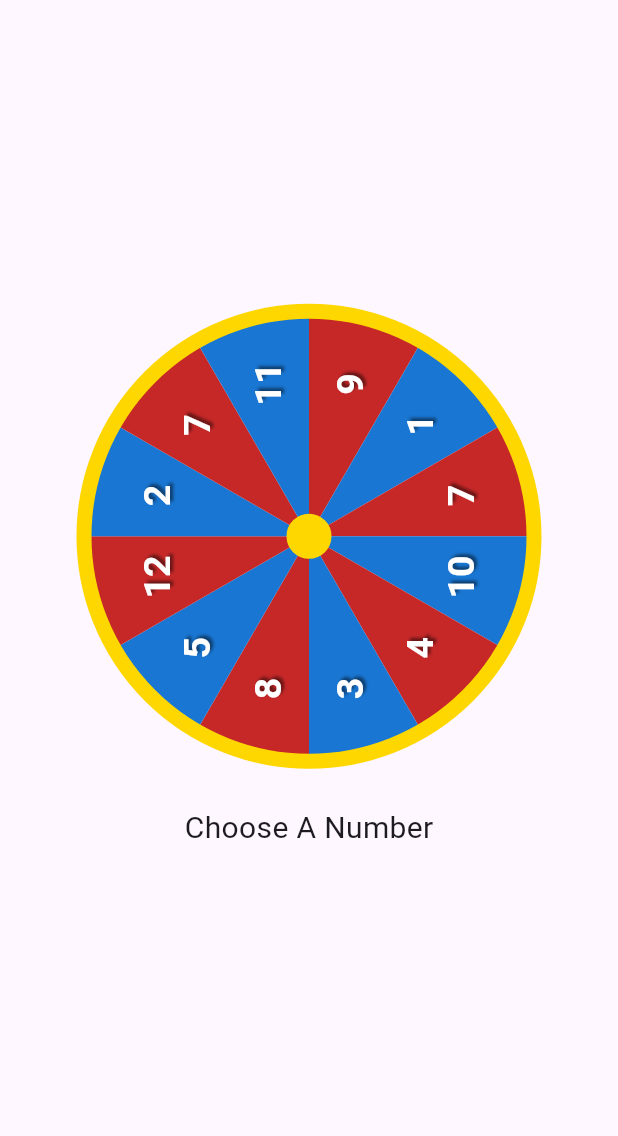
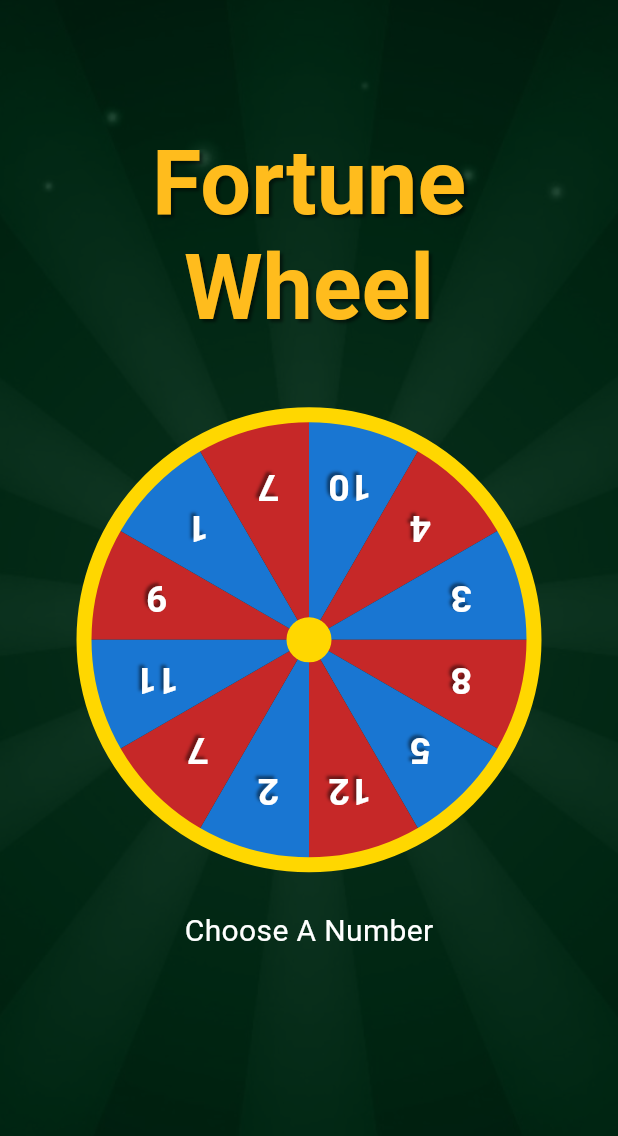
Before and after one commit to sohaibaslam127/spinningwheel, a Flutter app: the screen it shows after launch, on a phone screen of 412 x 824 dp. Shown: the top 1136 px of the screen. Run offline on Flutter 3.47's test engine with Material 3 defaults, Android fonts, the phone set to English and light mode, and no system bars; our stand-ins replace get, get_storage.

Commit message:
update the UI

```diff
--- a/lib/pages/game_screen.dart
+++ b/lib/pages/game_screen.dart
@@ -13,10 +13,40 @@ class GameScreen extends StatelessWidget {
       init: GameController(),
       builder:
           (GameController con) => Scaffold(
-            body: Center(
+            backgroundColor: Colors.green.shade800,
+            body: Stack(
+              children: [
+                Positioned.fill(
+                  child: Image.asset(
+                    'assets/images/background.jpg',
+                    fit: BoxFit.cover,
+                    color: Colors.black.withOpacity(0.5),
+                    colorBlendMode: BlendMode.darken,
+                  ),
+                ),
+                Center(
                   child: Column(
                     mainAxisAlignment: MainAxisAlignment.center,
                     children: [
+                      RichText(
+                        textAlign: TextAlign.center,
+                        text: TextSpan(
+                          text: 'Fortune\nWheel',
+                          style: TextStyle(
+                            color: Color(0xffffbc1d),
+                            fontSize: 60,
+                            fontWeight: FontWeight.bold,
+                            shadows: [
+                              Shadow(
+                                color: Colors.black.withOpacity(0.5),
+                                blurRadius: 2,
+                                offset: Offset(2, 2),
+                              ),
+                            ],
+                          ),
+                        ),
+                      ),
+                      SizedBox(height: 50),
                       Builder(
                         builder: (wheelContext) {
                           return GestureDetector(
@@ -41,7 +71,9 @@ class GameScreen extends StatelessWidget {
                                         angle: con.animation.value * 2 * pi,
                                         child: CustomPaint(
                                           size: const Size(300, 300),
-                                      painter: CustomWheel(con.wheelNumbers),
+                                          painter: CustomWheel(
+                                            con.wheelNumbers,
+                                          ),
                                         ),
                                       );
                                     },
@@ -65,10 +97,18 @@ class GameScreen extends StatelessWidget {
                         },
                       ),
                       SizedBox(height: 30),
-                  if (con.isSpinning)
-                    Text('Choose A Number', style: TextStyle(fontSize: 20))
-                  else
-                    ElevatedButton(
+                      SizedBox(
+                        height: 55,
+                        child:
+                            con.isSpinning
+                                ? Text(
+                                  'Choose A Number',
+                                  style: TextStyle(
+                                    fontSize: 20,
+                                    color: Colors.white,
+                                  ),
+                                )
+                                : ElevatedButton(
                                   onPressed: con.startContinuousSpin,
                                   child: Padding(
                                     padding: const EdgeInsets.symmetric(
@@ -81,18 +121,24 @@ class GameScreen extends StatelessWidget {
                                     ),
                                   ),
                                 ),
+                      ),
                       SizedBox(height: 40),
-                  if (con.selectedNumber != null)
                       Text(
-                      'Selected Number: ${con.selectedNumber}',
+                        con.selectedNumber == null
+                            ? ""
+                            : 'Selected Number: ${con.selectedNumber}',
                         style: TextStyle(
                           fontSize: 18,
                           fontWeight: FontWeight.w700,
+                          color: Colors.white,
                         ),
                       ),
                       SizedBox(height: 10),
                       if (con.recentNumbers.isNotEmpty) ...[
-                    Text('Recent Numbers', style: TextStyle(fontSize: 18)),
+                        Text(
+                          'Recent Numbers',
+                          style: TextStyle(fontSize: 18, color: Colors.white),
+                        ),
                         SizedBox(height: 10),
                         Row(
                           mainAxisAlignment: MainAxisAlignment.center,
@@ -107,7 +153,15 @@ class GameScreen extends StatelessWidget {
                                     height: 40,
                                     alignment: Alignment.center,
                                     decoration: BoxDecoration(
-                                  color: Colors.blue,
+                                      color:
+                                          number == 1 ||
+                                                  number == 11 ||
+                                                  number == 2 ||
+                                                  number == 5 ||
+                                                  number == 3 ||
+                                                  number == 10
+                                              ? Colors.blue.shade700
+                                              : Colors.red.shade700,
                                       shape: BoxShape.circle,
                                     ),
                                     child: Text(
@@ -115,6 +169,16 @@ class GameScreen extends StatelessWidget {
                                       style: TextStyle(
                                         color: Colors.white,
                                         fontSize: 18,
+                                        fontWeight: FontWeight.bold,
+                                        shadows: [
+                                          Shadow(
+                                            color: Colors.white.withOpacity(
+                                              0.3,
+                                            ),
+                                            blurRadius: 2,
+                                            offset: Offset(2, 2),
+                                          ),
+                                        ],
                                       ),
                                     ),
                                   ),
@@ -129,13 +193,18 @@ class GameScreen extends StatelessWidget {
                               horizontal: 10,
                               vertical: 8,
                             ),
-                        child: Text('Clear', style: TextStyle(fontSize: 20)),
+                            child: Text(
+                              'Clear',
+                              style: TextStyle(fontSize: 20),
                             ),
                           ),
-                    SizedBox(height: 15),
+                        ),
+                        SizedBox(height: 20),
                       ],
                     ],
                   ),
+                ),
+              ],
             ),
           ),
     );
--- a/pubspec.yaml
+++ b/pubspec.yaml
@@ -23,3 +23,4 @@ flutter:
   uses-material-design: true
   assets:
     - assets/images/splash.jpeg
+    - assets/images/background.jpg
```
Also changed, not shown: lib/controllers/game_controller.dart (+7 -1 lines), assets/images/background.jpg (added). Lines whose indentation alone changed are shown as unchanged.
